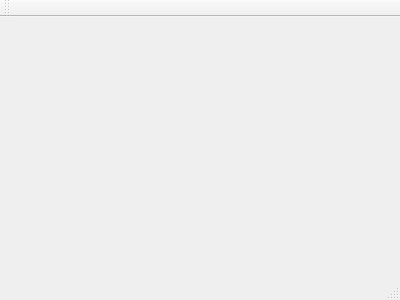
The window that mainwindow.ui (ErrAza/tortuga) describes before a commit, drawn with Qt 5.
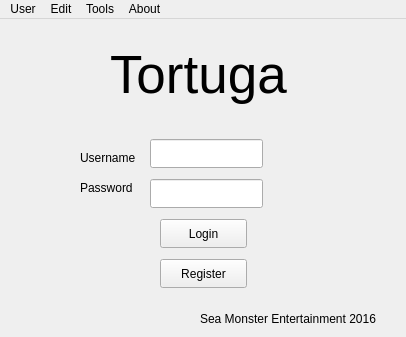
The same window after the commit.

Commit message: Added login functionality and basic security.

What changed in the file:
```diff
--- a/mainwindow.ui
+++ b/mainwindow.ui
@@ -1,24 +1,218 @@
 <ui version="4.0">
  <class>MainWindow</class>
- <widget class="QMainWindow" name="MainWindow" >
-  <property name="geometry" >
+ <widget class="QMainWindow" name="MainWindow">
+  <property name="geometry">
    <rect>
     <x>0</x>
     <y>0</y>
-    <width>400</width>
-    <height>300</height>
+    <width>406</width>
+    <height>337</height>
    </rect>
   </property>
   <property name="windowTitle" >
    <string>MainWindow</string>
   </property>
-  <widget class="QMenuBar" name="menuBar" />
-  <widget class="QToolBar" name="mainToolBar" />
-  <widget class="QWidget" name="centralWidget" />
-  <widget class="QStatusBar" name="statusBar" />
+  <widget class="QWidget" name="centralWidget">
+   <widget class="QPushButton" name="btnLogin">
+    <property name="geometry">
+     <rect>
+      <x>160</x>
+      <y>200</y>
+      <width>87</width>
+      <height>29</height>
+     </rect>
+    </property>
+    <property name="text">
+     <string>Login</string>
+    </property>
+   </widget>
+   <widget class="QLineEdit" name="txtUserName">
+    <property name="geometry">
+     <rect>
+      <x>150</x>
+      <y>120</y>
+      <width>113</width>
+      <height>29</height>
+     </rect>
+    </property>
+   </widget>
+   <widget class="QLineEdit" name="txtPassWord">
+    <property name="geometry">
+     <rect>
+      <x>150</x>
+      <y>160</y>
+      <width>113</width>
+      <height>29</height>
+     </rect>
+    </property>
+    <property name="inputMethodHints">
+     <set>Qt::ImhHiddenText|Qt::ImhNoAutoUppercase|Qt::ImhNoPredictiveText|Qt::ImhSensitiveData</set>
+    </property>
+    <property name="inputMask">
+     <string/>
+    </property>
+    <property name="echoMode">
+     <enum>QLineEdit::Password</enum>
+    </property>
+   </widget>
+   <widget class="QLabel" name="label">
+    <property name="geometry">
+     <rect>
+      <x>80</x>
+      <y>130</y>
+      <width>58</width>
+      <height>17</height>
+     </rect>
+    </property>
+    <property name="text">
+     <string>Username</string>
+    </property>
+   </widget>
+   <widget class="QLabel" name="label_2">
+    <property name="geometry">
+     <rect>
+      <x>80</x>
+      <y>160</y>
+      <width>58</width>
+      <height>17</height>
+     </rect>
+    </property>
+    <property name="text">
+     <string>Password</string>
+    </property>
+   </widget>
+   <widget class="QLabel" name="label_3">
+    <property name="geometry">
+     <rect>
+      <x>110</x>
+      <y>20</y>
+      <width>211</width>
+      <height>71</height>
+     </rect>
+    </property>
+    <property name="font">
+     <font>
+      <pointsize>40</pointsize>
+     </font>
+    </property>
+    <property name="text">
+     <string>Tortuga</string>
+    </property>
+   </widget>
+   <widget class="QLabel" name="label_4">
+    <property name="geometry">
+     <rect>
+      <x>200</x>
+      <y>290</y>
+      <width>201</width>
+      <height>20</height>
+     </rect>
+    </property>
+    <property name="text">
+     <string>Sea Monster Entertainment 2016</string>
+    </property>
+   </widget>
+   <widget class="QPushButton" name="btnRegister">
+    <property name="geometry">
+     <rect>
+      <x>160</x>
+      <y>240</y>
+      <width>87</width>
+      <height>29</height>
+     </rect>
+    </property>
+    <property name="text">
+     <string>Register</string>
+    </property>
+   </widget>
+  </widget>
+  <widget class="QMenuBar" name="menuBar">
+   <property name="enabled">
+    <bool>true</bool>
+   </property>
+   <property name="geometry">
+    <rect>
+     <x>0</x>
+     <y>0</y>
+     <width>406</width>
+     <height>22</height>
+    </rect>
+   </property>
+   <widget class="QMenu" name="menuUser">
+    <property name="title">
+     <string>User</string>
+    </property>
+    <addaction name="actionLogin"/>
+    <addaction name="actionLogout"/>
+    <addaction name="actionPreferences"/>
+   </widget>
+   <widget class="QMenu" name="menuEdit">
+    <property name="title">
+     <string>Edit</string>
+    </property>
+    <addaction name="actionCut"/>
+    <addaction name="actionCopy"/>
+    <addaction name="actionPaste"/>
+   </widget>
+   <widget class="QMenu" name="menuTools">
+    <property name="title">
+     <string>Tools</string>
+    </property>
+    <addaction name="actionPrint"/>
+   </widget>
+   <widget class="QMenu" name="menuAbout">
+    <property name="title">
+     <string>About</string>
+    </property>
+    <addaction name="actionAbout_Tortuga"/>
+   </widget>
+   <addaction name="menuUser"/>
+   <addaction name="menuEdit"/>
+   <addaction name="menuTools"/>
+   <addaction name="menuAbout"/>
+  </widget>
+  <action name="actionAbout_Tortuga">
+   <property name="text">
+    <string>About Tortuga</string>
+   </property>
+  </action>
+  <action name="actionPrint">
+   <property name="text">
+    <string>Print</string>
+   </property>
+  </action>
+  <action name="actionCut">
+   <property name="text">
+    <string>Cut</string>
+   </property>
+  </action>
+  <action name="actionCopy">
+   <property name="text">
+    <string>Copy</string>
+   </property>
+  </action>
+  <action name="actionPaste">
+   <property name="text">
+    <string>Paste</string>
+   </property>
+  </action>
+  <action name="actionLogin">
+   <property name="text">
+    <string>Login</string>
+   </property>
+  </action>
+  <action name="actionLogout">
+   <property name="text">
+    <string>Logout</string>
+   </property>
+  </action>
+  <action name="actionPreferences">
+   <property name="text">
+    <string>Preferences</string>
+   </property>
+  </action>
  </widget>
- <layoutDefault spacing="6" margin="11" />
- <pixmapfunction></pixmapfunction>
+ <layoutdefault spacing="6" margin="11"/>
  <resources/>
  <connections/>
 </ui>
```
Left out of the diff: 5 changed lines with no effect on the pictures. The commit also changes 12 other files.
